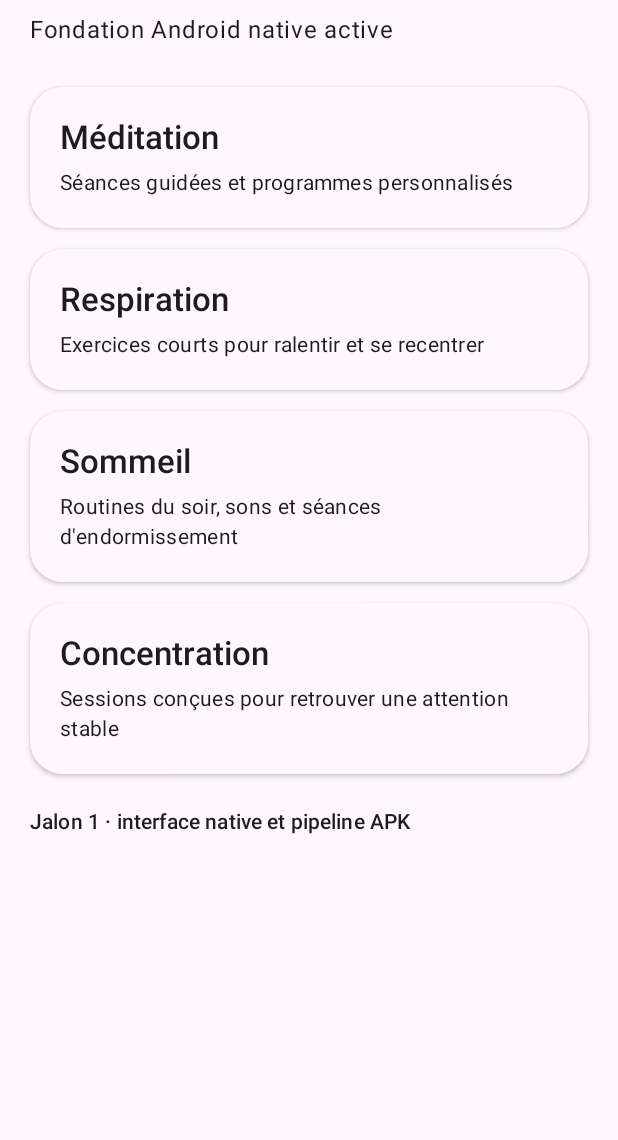
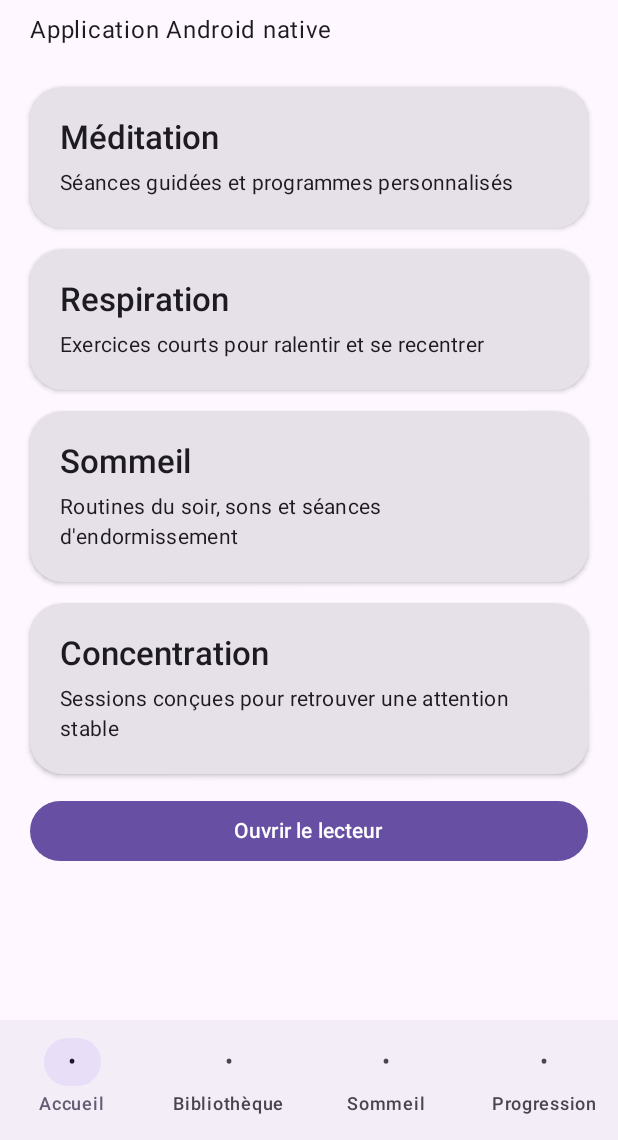
Before and after one commit to teetee971/Quantum-Deep-Calm-AI, an Android app built with Jetpack Compose: the screen it shows after launch (MainActivity), on a phone screen of 412 x 824 dp, the part 96-1236 px from its top. Run offline under Robolectric (Android 15) with nearby library versions, the light colour scheme and no system bars.

Commit message:
Android: navigation and Media3 playback foundation
Add stable native navigation, Media3/ExoPlayer background playback service, player screen, and verified APK build.

```diff
--- a/app/src/main/java/com/quantumdeepcalm/ai/MainActivity.kt
+++ b/app/src/main/java/com/quantumdeepcalm/ai/MainActivity.kt
@@ -6,7 +6,6 @@ import androidx.activity.compose.setContent
 import androidx.compose.foundation.layout.Arrangement
 import androidx.compose.foundation.layout.Column
 import androidx.compose.foundation.layout.PaddingValues
-import androidx.compose.foundation.layout.Row
 import androidx.compose.foundation.layout.Spacer
 import androidx.compose.foundation.layout.fillMaxSize
 import androidx.compose.foundation.layout.fillMaxWidth
@@ -15,32 +14,52 @@ import androidx.compose.foundation.layout.padding
 import androidx.compose.foundation.lazy.LazyColumn
 import androidx.compose.foundation.lazy.items
 import androidx.compose.foundation.shape.RoundedCornerShape
+import androidx.compose.material3.Button
 import androidx.compose.material3.Card
 import androidx.compose.material3.CardDefaults
 import androidx.compose.material3.MaterialTheme
+import androidx.compose.material3.NavigationBar
+import androidx.compose.material3.NavigationBarItem
 import androidx.compose.material3.Scaffold
-import androidx.compose.material3.Surface
 import androidx.compose.material3.Text
 import androidx.compose.material3.lightColorScheme
 import androidx.compose.runtime.Composable
+import androidx.compose.runtime.getValue
 import androidx.compose.ui.Modifier
 import androidx.compose.ui.text.font.FontWeight
 import androidx.compose.ui.unit.dp
+import androidx.navigation.NavGraph.Companion.findStartDestination
+import androidx.navigation.compose.NavHost
+import androidx.navigation.compose.composable
+import androidx.navigation.compose.currentBackStackEntryAsState
+import androidx.navigation.compose.rememberNavController
 
 class MainActivity : ComponentActivity() {
     override fun onCreate(savedInstanceState: Bundle?) {
         super.onCreate(savedInstanceState)
         setContent {
             QuantumDeepCalmTheme {
-                QuantumDeepCalmHome()
+                QuantumDeepCalmApp()
             }
         }
     }
 }
 
+private data class TopLevelDestination(
+    val route: String,
+    val label: String,
+)
+
 private data class CalmSection(
     val title: String,
     val subtitle: String,
+)
+
+private val topLevelDestinations = listOf(
+    TopLevelDestination("home", "Accueil"),
+    TopLevelDestination("library", "Bibliothèque"),
+    TopLevelDestination("sleep", "Sommeil"),
+    TopLevelDestination("progress", "Progression"),
 )
 
 @Composable
@@ -52,31 +71,80 @@ private fun QuantumDeepCalmTheme(content: @Composable () -> Unit) {
 }
 
 @Composable
-private fun QuantumDeepCalmHome() {
+private fun QuantumDeepCalmApp() {
+    val navController = rememberNavController()
+    val backStackEntry by navController.currentBackStackEntryAsState()
+    val currentRoute = backStackEntry?.destination?.route
+    val showBottomBar = currentRoute in topLevelDestinations.map { it.route }
+
+    Scaffold(
+        bottomBar = {
+            if (showBottomBar) {
+                NavigationBar {
+                    topLevelDestinations.forEach { destination ->
+                        NavigationBarItem(
+                            selected = currentRoute == destination.route,
+                            onClick = {
+                                navController.navigate(destination.route) {
+                                    popUpTo(navController.graph.findStartDestination().id) {
+                                        saveState = true
+                                    }
+                                    launchSingleTop = true
+                                    restoreState = true
+                                }
+                            },
+                            icon = { Text(text = "•") },
+                            label = { Text(destination.label) },
+                        )
+                    }
+                }
+            }
+        },
+    ) { innerPadding ->
+        NavHost(
+            navController = navController,
+            startDestination = "home",
+            modifier = Modifier.padding(innerPadding),
+        ) {
+            composable("home") {
+                HomeScreen(onOpenPlayer = { navController.navigate("player") })
+            }
+            composable("library") {
+                SimpleSectionScreen(
+                    title = "Bibliothèque",
+                    body = "Les méditations téléchargées, favorites et disponibles hors connexion seront regroupées ici.",
+                )
+            }
+            composable("sleep") {
+                SimpleSectionScreen(
+                    title = "Sommeil",
+                    body = "Routines du soir, histoires, sons continus et programmes d'endormissement.",
+                )
+            }
+            composable("progress") {
+                SimpleSectionScreen(
+                    title = "Progression",
+                    body = "Historique, régularité, minutes méditées et objectifs personnels.",
+                )
+            }
+            composable("player") {
+                PlayerScreen(onBack = { navController.popBackStack() })
+            }
+        }
+    }
+}
+
+@Composable
+private fun HomeScreen(onOpenPlayer: () -> Unit) {
     val sections = listOf(
-        CalmSection(
-            title = "Méditation",
-            subtitle = "Séances guidées et programmes personnalisés",
-        ),
-        CalmSection(
-            title = "Respiration",
-            subtitle = "Exercices courts pour ralentir et se recentrer",
-        ),
-        CalmSection(
-            title = "Sommeil",
-            subtitle = "Routines du soir, sons et séances d'endormissement",
-        ),
-        CalmSection(
-            title = "Concentration",
-            subtitle = "Sessions conçues pour retrouver une attention stable",
-        ),
+        CalmSection("Méditation", "Séances guidées et programmes personnalisés"),
+        CalmSection("Respiration", "Exercices courts pour ralentir et se recentrer"),
+        CalmSection("Sommeil", "Routines du soir, sons et séances d'endormissement"),
+        CalmSection("Concentration", "Sessions conçues pour retrouver une attention stable"),
     )
 
-    Scaffold { innerPadding ->
     LazyColumn(
-            modifier = Modifier
-                .fillMaxSize()
-                .padding(innerPadding),
+        modifier = Modifier.fillMaxSize(),
         contentPadding = PaddingValues(horizontal = 20.dp, vertical = 28.dp),
         verticalArrangement = Arrangement.spacedBy(14.dp),
     ) {
@@ -88,7 +156,7 @@ private fun QuantumDeepCalmHome() {
             )
             Spacer(modifier = Modifier.height(8.dp))
             Text(
-                    text = "Fondation Android native active",
+                text = "Application Android native",
                 style = MaterialTheme.typography.bodyLarge,
             )
             Spacer(modifier = Modifier.height(12.dp))
@@ -99,11 +167,11 @@ private fun QuantumDeepCalmHome() {
         }
 
         item {
-                Spacer(modifier = Modifier.height(8.dp))
-                Text(
-                    text = "Jalon 1 · interface native et pipeline APK",
-                    style = MaterialTheme.typography.labelLarge,
-                )
+            Button(
+                onClick = onOpenPlayer,
+                modifier = Modifier.fillMaxWidth(),
+            ) {
+                Text("Ouvrir le lecteur")
             }
         }
     }
@@ -116,22 +184,16 @@ private fun CalmSectionCard(section: CalmSection) {
         shape = RoundedCornerShape(22.dp),
         elevation = CardDefaults.cardElevation(defaultElevation = 2.dp),
     ) {
-        Surface {
         Column(
             modifier = Modifier
                 .fillMaxWidth()
                 .padding(20.dp),
-            ) {
-                Row(
-                    modifier = Modifier.fillMaxWidth(),
-                    horizontalArrangement = Arrangement.SpaceBetween,
         ) {
             Text(
                 text = section.title,
                 style = MaterialTheme.typography.titleLarge,
                 fontWeight = FontWeight.SemiBold,
             )
-                }
             Spacer(modifier = Modifier.height(6.dp))
             Text(
                 text = section.subtitle,
@@ -140,4 +202,43 @@ private fun CalmSectionCard(section: CalmSection) {
         }
     }
 }
+
+@Composable
+private fun SimpleSectionScreen(title: String, body: String) {
+    Column(
+        modifier = Modifier
+            .fillMaxSize()
+            .padding(24.dp),
+        verticalArrangement = Arrangement.spacedBy(12.dp),
+    ) {
+        Text(
+            text = title,
+            style = MaterialTheme.typography.headlineMedium,
+            fontWeight = FontWeight.Bold,
+        )
+        Text(text = body, style = MaterialTheme.typography.bodyLarge)
     }
+}
+
+@Composable
+private fun PlayerScreen(onBack: () -> Unit) {
+    Column(
+        modifier = Modifier
+            .fillMaxSize()
+            .padding(24.dp),
+        verticalArrangement = Arrangement.spacedBy(18.dp),
+    ) {
+        Text(
+            text = "Lecteur de méditation",
+            style = MaterialTheme.typography.headlineMedium,
+            fontWeight = FontWeight.Bold,
+        )
+        Text(
+            text = "Le moteur Media3 / ExoPlayer est maintenant intégré pour la lecture en arrière-plan. Les vrais contenus audio seront raccordés au prochain jalon.",
+            style = MaterialTheme.typography.bodyLarge,
+        )
+        Button(onClick = onBack) {
+            Text("Retour")
+        }
+    }
+}
```
Also changed, not shown: app/build.gradle.kts (+7 -2 lines), app/src/main/AndroidManifest.xml (+12 -0 lines), app/src/main/java/com/quantumdeepcalm/ai/playback/PlaybackService.kt (added, +30 -0 lines). Lines whose indentation alone changed are shown as unchanged.
